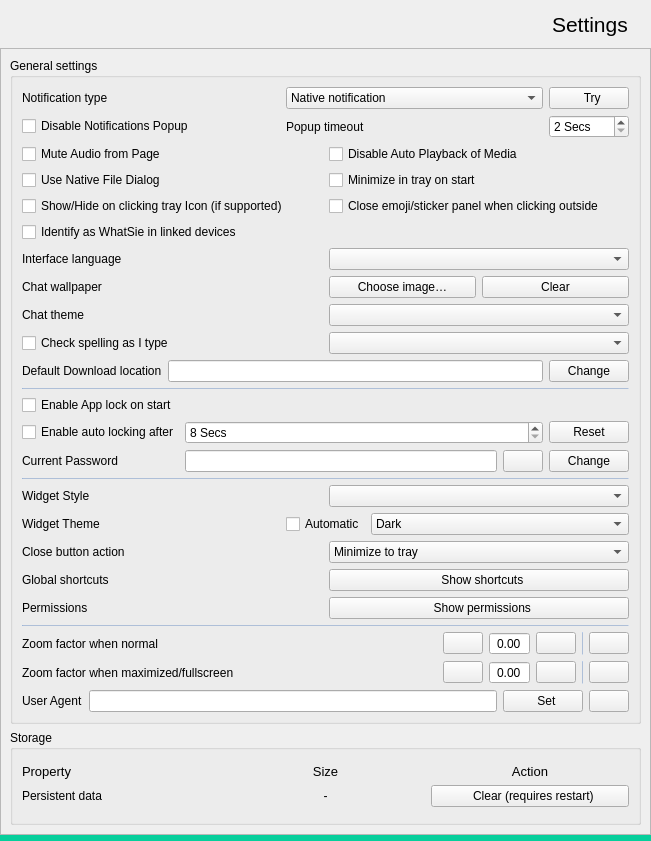
gbmaizol/whatsie, file src/settingswidget.ui: the form before one commit.
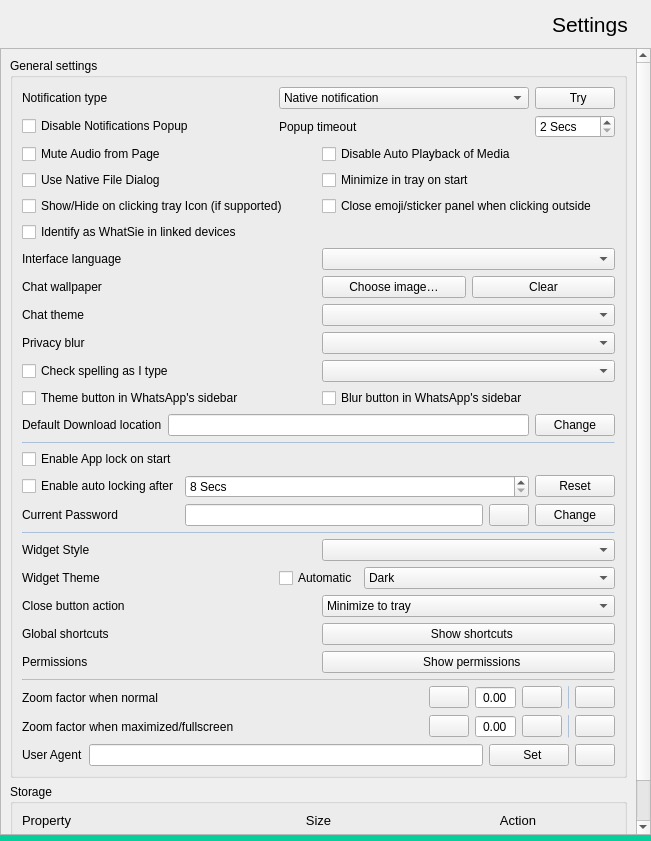
The form after the commit. Icons and pictures are not drawn.

Commit message: feat(privacy): blur the chats until you hover them, from WhatsApp's own sidebar

The edit to the form file:
```diff
--- a/src/settingswidget.ui
+++ b/src/settingswidget.ui
@@ -382,6 +382,26 @@
               </property>
              </widget>
             </item>
+            <item row="11" column="0">
+             <widget class="QCheckBox" name="themeToggleButtonCheckBox">
+              <property name="toolTip">
+               <string>&lt;html&gt;&lt;head/&gt;&lt;body&gt;&lt;p&gt;Adds a light/dark button to WhatsApp's own sidebar, just above your profile picture.&lt;/p&gt;&lt;/body&gt;&lt;/html&gt;</string>
+              </property>
+              <property name="text">
+               <string>Theme button in WhatsApp's sidebar</string>
+              </property>
+             </widget>
+            </item>
+            <item row="11" column="1">
+             <widget class="QCheckBox" name="privacyBlurButtonCheckBox">
+              <property name="toolTip">
+               <string>&lt;html&gt;&lt;head/&gt;&lt;body&gt;&lt;p&gt;Adds a button to WhatsApp's own sidebar that blurs and unblurs your chats in one click, without opening Settings.&lt;/p&gt;&lt;/body&gt;&lt;/html&gt;</string>
+              </property>
+              <property name="text">
+               <string>Blur button in WhatsApp's sidebar</string>
+              </property>
+             </widget>
+            </item>
             <item row="10" column="0">
              <widget class="QCheckBox" name="spellCheckCheckBox">
               <property name="toolTip">
@@ -399,6 +419,20 @@
               </property>
              </widget>
             </item>
+            <item row="9" column="0">
+             <widget class="QLabel" name="privacyBlurLabel">
+              <property name="text">
+               <string>Privacy blur</string>
+              </property>
+             </widget>
+            </item>
+            <item row="9" column="1">
+             <widget class="QComboBox" name="privacyBlurComboBox">
+              <property name="toolTip">
+               <string>&lt;html&gt;&lt;head/&gt;&lt;body&gt;&lt;p&gt;Blurs your chats until you hover over them, so someone glancing at the screen cannot read them. Hovering a row reveals just that row.&lt;/p&gt;&lt;/body&gt;&lt;/html&gt;</string>
+              </property>
+             </widget>
+            </item>
             <item row="8" column="0">
              <widget class="QLabel" name="chatThemeLabel">
               <property name="text">
```
The commit also changes 11 other files.
